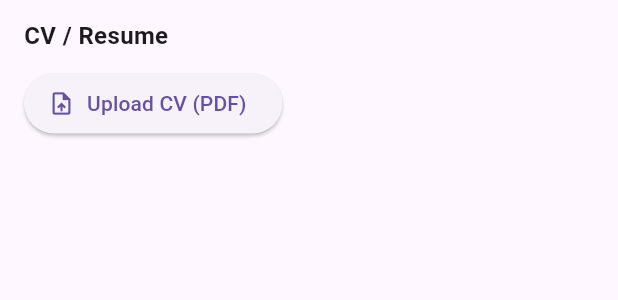
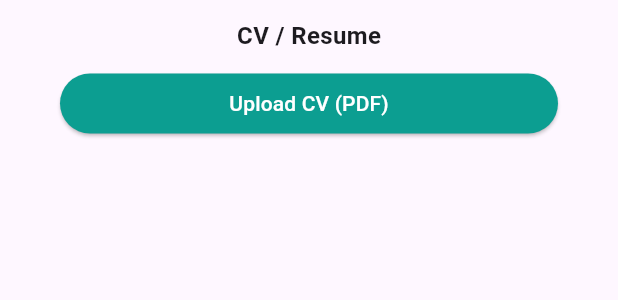
Before and after one commit to TalentLink-Software-GP/talentlink-frontend, a Flutter app: the Resume widget shown alone on an empty page, opened directly with empty values, after a tap on "Upload CV (PDF)", on a phone screen of 412 x 824 dp. Shown: the top 300 px of the screen. Run offline on Flutter 3.47's test engine with Material 3 defaults, Android fonts, the phone set to English and light mode, and no system bars; our stand-ins replace file_picker, image_picker, jwt_decoder; network calls fail.

Commit message:
Fixing bug in submitting resume

```diff
--- a/talent_link/lib/widgets/after_login_pages/home_page_tabs/profile_tab_sections/resume.dart
+++ b/talent_link/lib/widgets/after_login_pages/home_page_tabs/profile_tab_sections/resume.dart
@@ -4,6 +4,7 @@ import 'dart:io';
 import 'package:file_picker/file_picker.dart';
 import 'package:flutter/material.dart';
 import 'package:http/http.dart' as http;
+import 'package:talent_link/widgets/base_widgets/button.dart';
 import 'package:url_launcher/url_launcher.dart';
 
 class Resume extends StatefulWidget {
@@ -16,6 +17,7 @@ class Resume extends StatefulWidget {
 
 class _ResumeState extends State<Resume> {
   String? uploadedCVUrl;
+  bool _isUploading = false;
 
   Future<void> pickAndUploadPDF() async {
     FilePickerResult? result = await FilePicker.platform.pickFiles(
@@ -29,8 +31,11 @@ class _ResumeState extends State<Resume> {
 
       final request = http.MultipartRequest("POST", uri);
       request.headers['Authorization'] = 'Bearer ${widget.token}';
+      request.files.add(await http.MultipartFile.fromPath('cv', pdfFile.path));
 
-      request.files.add(await http.MultipartFile.fromPath('cv', pdfFile.path));
+      setState(() {
+        _isUploading = true;
+      });
 
       try {
         final response = await request.send();
@@ -45,45 +50,74 @@ class _ResumeState extends State<Resume> {
             context,
           ).showSnackBar(SnackBar(content: Text('CV uploaded successfully')));
         } else {
-          print("Failed to upload CV: ${response.statusCode}");
+          ScaffoldMessenger.of(
+            context,
+          ).showSnackBar(SnackBar(content: Text('Failed to upload CV')));
         }
       } catch (e) {
-        print("Upload error: $e");
+        ScaffoldMessenger.of(
+          context,
+        ).showSnackBar(SnackBar(content: Text('Upload error: $e')));
+      } finally {
+        setState(() {
+          _isUploading = false;
+        });
       }
     }
   }
 
   @override
   Widget build(BuildContext context) {
-    return Padding(
+    return Stack(
+      children: [
+        Container(
           padding: const EdgeInsets.symmetric(horizontal: 16, vertical: 12),
           child: Column(
             crossAxisAlignment: CrossAxisAlignment.start,
             children: [
-          Text(
+              Center(
+                child: Text(
                   'CV / Resume',
                   style: TextStyle(fontSize: 16, fontWeight: FontWeight.bold),
                 ),
-          SizedBox(height: 10),
+              ),
+              const SizedBox(height: 10),
               if (uploadedCVUrl != null)
-            Row(
-              mainAxisAlignment: MainAxisAlignment.spaceBetween,
+                Container(
+                  padding: const EdgeInsets.symmetric(
+                    vertical: 8,
+                    horizontal: 12,
+                  ),
+                  decoration: BoxDecoration(
+                    color: Colors.grey.shade100,
+                    border: Border.all(color: Colors.grey.shade300),
+                    borderRadius: BorderRadius.circular(8),
+                  ),
+                  child: Row(
                     children: [
+                      Icon(Icons.picture_as_pdf, color: Colors.red),
+                      const SizedBox(width: 10),
                       Expanded(
-                  child: Text(
-                    'Uploaded: ${uploadedCVUrl!.split('/').last}',
-                    overflow: TextOverflow.ellipsis,
-                  ),
+                        child: Text('CV.pdf', style: TextStyle(fontSize: 16)),
                       ),
                       IconButton(
-                  icon: Icon(Icons.remove_red_eye),
-                  onPressed: () {
-                    // Open CV in browser or PDF viewer
-                    launchUrl(Uri.parse(uploadedCVUrl!));
+                        icon: Icon(Icons.remove_red_eye, color: Colors.blue),
+                        onPressed: () async {
+                          final url = Uri.parse(uploadedCVUrl!);
+                          if (await canLaunchUrl(url)) {
+                            await launchUrl(
+                              url,
+                              mode: LaunchMode.externalApplication,
+                            );
+                          } else {
+                            ScaffoldMessenger.of(context).showSnackBar(
+                              SnackBar(content: Text('Could not open CV')),
+                            );
+                          }
                         },
                       ),
                       IconButton(
-                  icon: Icon(Icons.delete),
+                        icon: Icon(Icons.delete, color: Colors.red),
                         onPressed: () {
                           setState(() {
                             uploadedCVUrl = null;
@@ -91,19 +125,43 @@ class _ResumeState extends State<Resume> {
                           ScaffoldMessenger.of(context).showSnackBar(
                             SnackBar(content: Text('CV removed locally')),
                           );
-                    // Optional: also delete from backend
                         },
                       ),
                     ],
+                  ),
                 )
               else
-            ElevatedButton.icon(
-              onPressed: pickAndUploadPDF,
-              icon: Icon(Icons.upload_file),
-              label: Text("Upload CV (PDF)"),
+                BaseButton(
+                  text: "Upload CV (PDF)",
+                  // icon: Icons.upload_file,
+                  onPressed: _isUploading ? () {} : pickAndUploadPDF,
                 ),
             ],
           ),
+        ),
+        if (_isUploading)
+          Positioned.fill(
+            child: Container(
+              decoration: BoxDecoration(
+                color: Colors.white.withOpacity(0.9),
+                borderRadius: BorderRadius.circular(8),
+              ),
+              child: Center(
+                child: Column(
+                  mainAxisSize: MainAxisSize.min,
+                  children: const [
+                    CircularProgressIndicator(),
+                    SizedBox(height: 12),
+                    Text(
+                      'Analyzing CV, please wait...',
+                      style: TextStyle(fontSize: 16),
+                    ),
+                  ],
+                ),
+              ),
+            ),
+          ),
+      ],
     );
   }
 }
```
Also changed, not shown: 1 other file. Lines whose indentation alone changed are shown as unchanged.
